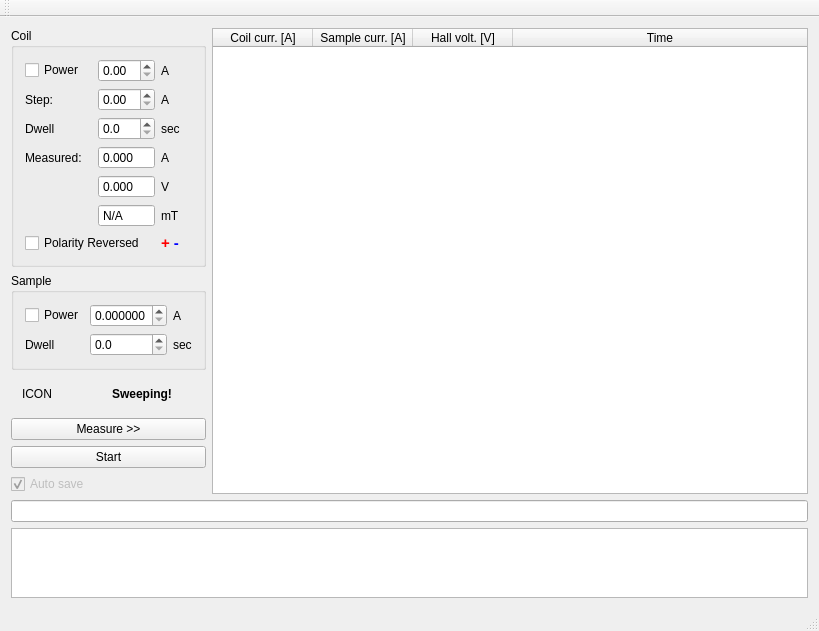
Above: src/mainwindow.ui from mBr001/hall before the change. Below: the same form after it.
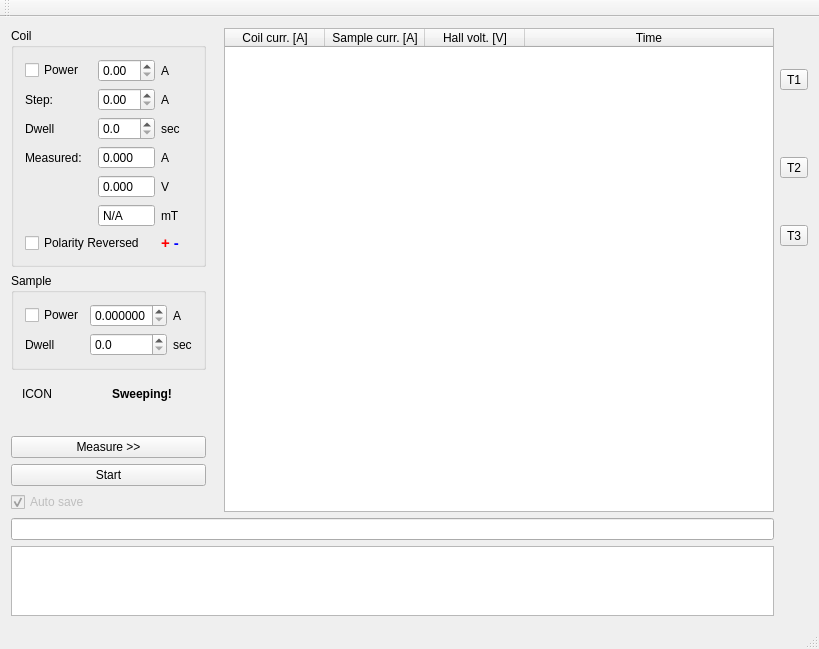
That is the form after the change.

Commit message: B intensity measurement testing setup

```diff
--- a/src/mainwindow.ui
+++ b/src/mainwindow.ui
@@ -15,7 +15,7 @@
   </property>
   <widget class="QWidget" name="centralWidget">
    <layout class="QGridLayout" name="gridLayout_2">
-    <item row="0" column="0" rowspan="2">
+    <item row="0" column="0" rowspan="3">
      <widget class="QGroupBox" name="coilGroupBox">
       <property name="title">
        <string>Coil</string>
@@ -196,7 +196,7 @@
       </layout>
      </widget>
     </item>
-    <item row="0" column="1" rowspan="10">
+    <item row="0" column="3" rowspan="11">
      <widget class="QTableWidget" name="dataTableWidget">
       <attribute name="horizontalHeaderStretchLastSection">
        <bool>true</bool>
@@ -223,7 +223,7 @@
       </column>
      </widget>
     </item>
-    <item row="4" column="0" rowspan="3">
+    <item row="5" column="0" rowspan="3">
      <spacer name="verticalSpacer">
       <property name="orientation">
        <enum>Qt::Vertical</enum>
@@ -236,7 +236,7 @@
       </property>
      </spacer>
     </item>
-    <item row="2" column="0">
+    <item row="3" column="0">
      <widget class="QGroupBox" name="sampleGroupBox">
       <property name="title">
        <string>Sample</string>
@@ -296,14 +296,14 @@
       </layout>
      </widget>
     </item>
-    <item row="10" column="0" colspan="2">
+    <item row="12" column="0" colspan="4">
      <widget class="QLineEdit" name="lineEdit">
       <property name="readOnly">
        <bool>true</bool>
       </property>
      </widget>
     </item>
-    <item row="9" column="0">
+    <item row="10" column="0">
      <widget class="QCheckBox" name="autoSaveCheckBox">
       <property name="enabled">
        <bool>false</bool>
@@ -316,10 +316,10 @@
       </property>
      </widget>
     </item>
-    <item row="11" column="0" colspan="2">
+    <item row="13" column="0" colspan="4">
      <widget class="QPlainTextEdit" name="plainTextEdit"/>
     </item>
-    <item row="7" column="0">
+    <item row="8" column="0">
      <widget class="QPushButton" name="measurePushButton">
       <property name="toolTip">
        <string>Take snapshot of current measured values.</string>
@@ -329,7 +329,7 @@
       </property>
      </widget>
     </item>
-    <item row="8" column="0">
+    <item row="9" column="0">
      <widget class="QPushButton" name="startPushButton">
       <property name="toolTip">
        <string>Start fully automatized measurement.</string>
@@ -339,7 +339,7 @@
       </property>
      </widget>
     </item>
-    <item row="3" column="0">
+    <item row="4" column="0">
      <widget class="QWidget" name="sweepingWidget" native="true">
       <layout class="QGridLayout" name="gridLayout_4">
        <item row="0" column="1">
@@ -365,6 +365,27 @@
       </layout>
      </widget>
     </item>
+    <item row="0" column="4">
+     <widget class="QToolButton" name="toolButton_3">
+      <property name="text">
+       <string>T1</string>
+      </property>
+     </widget>
+    </item>
+    <item row="1" column="4">
+     <widget class="QToolButton" name="toolButton_2">
+      <property name="text">
+       <string>T2</string>
+      </property>
+     </widget>
+    </item>
+    <item row="2" column="4">
+     <widget class="QToolButton" name="toolButton">
+      <property name="text">
+       <string>T3</string>
+      </property>
+     </widget>
+    </item>
    </layout>
   </widget>
   <widget class="QToolBar" name="mainToolBar">
```
The commit also changes 2 other files.
